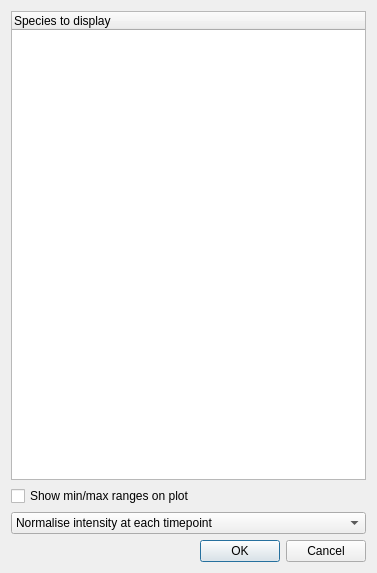
Above: src/gui/dialogs/dialogdisplayoptions.ui from spatial-model-editor/spatial-model-editor before the change. Below: the same form after it.
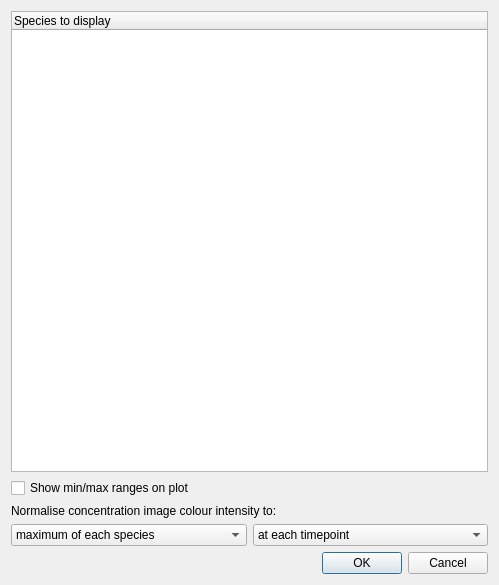
That is the form after the change.

Commit message:
add more image concentration normalisation options
  - as before: can normalise at each timepoint, or over all timepoints
  - new: can normalise by max of each species, or max of all species
  - change combobox text to make meaning of these options clearer to user
  - resolves #314

```diff
--- a/src/gui/dialogs/dialogdisplayoptions.ui
+++ b/src/gui/dialogs/dialogdisplayoptions.ui
@@ -6,8 +6,8 @@
    <rect>
     <x>0</x>
     <y>0</y>
-    <width>377</width>
-    <height>573</height>
+    <width>499</width>
+    <height>585</height>
    </rect>
   </property>
   <property name="windowTitle">
@@ -16,8 +16,36 @@
   <property name="modal">
    <bool>true</bool>
   </property>
-  <layout class="QVBoxLayout" name="verticalLayout">
-   <item>
+  <layout class="QGridLayout" name="gridLayout">
+   <item row="3" column="0">
+    <widget class="QComboBox" name="cmbNormaliseOverAllSpecies">
+     <item>
+      <property name="text">
+       <string>maximum of each species</string>
+      </property>
+     </item>
+     <item>
+      <property name="text">
+       <string>maximum over all species</string>
+      </property>
+     </item>
+    </widget>
+   </item>
+   <item row="3" column="1">
+    <widget class="QComboBox" name="cmbNormaliseOverAllTimepoints">
+     <item>
+      <property name="text">
+       <string>at each timepoint</string>
+      </property>
+     </item>
+     <item>
+      <property name="text">
+       <string>over all timepoints</string>
+      </property>
+     </item>
+    </widget>
+   </item>
+   <item row="0" column="0" colspan="2">
     <widget class="QTreeWidget" name="listSpecies">
      <column>
       <property name="text">
@@ -26,28 +54,27 @@
      </column>
     </widget>
    </item>
-   <item>
+   <item row="1" column="0" colspan="2">
     <widget class="QCheckBox" name="chkShowMinMaxRanges">
+     <property name="sizePolicy">
+      <sizepolicy hsizetype="Preferred" vsizetype="Fixed">
+       <horstretch>0</horstretch>
+       <verstretch>0</verstretch>
+      </sizepolicy>
+     </property>
      <property name="text">
       <string>Show min/max ranges on plot</string>
      </property>
     </widget>
    </item>
-   <item>
-    <widget class="QComboBox" name="cmbNormalisation">
-     <item>
-      <property name="text">
-       <string>Normalise intensity at each timepoint</string>
-      </property>
-     </item>
-     <item>
-      <property name="text">
-       <string>Normalise intensity over whole simulation</string>
-      </property>
-     </item>
+   <item row="2" column="0" colspan="2">
+    <widget class="QLabel" name="lblNormalise">
+     <property name="text">
+      <string>Normalise concentration image colour intensity to:</string>
+     </property>
     </widget>
    </item>
-   <item>
+   <item row="4" column="0" colspan="2">
     <widget class="QDialogButtonBox" name="buttonBox">
      <property name="orientation">
       <enum>Qt::Horizontal</enum>
```
Left out of the diff: 6 changed lines with no effect on the pictures. The commit also changes 8 other files.
